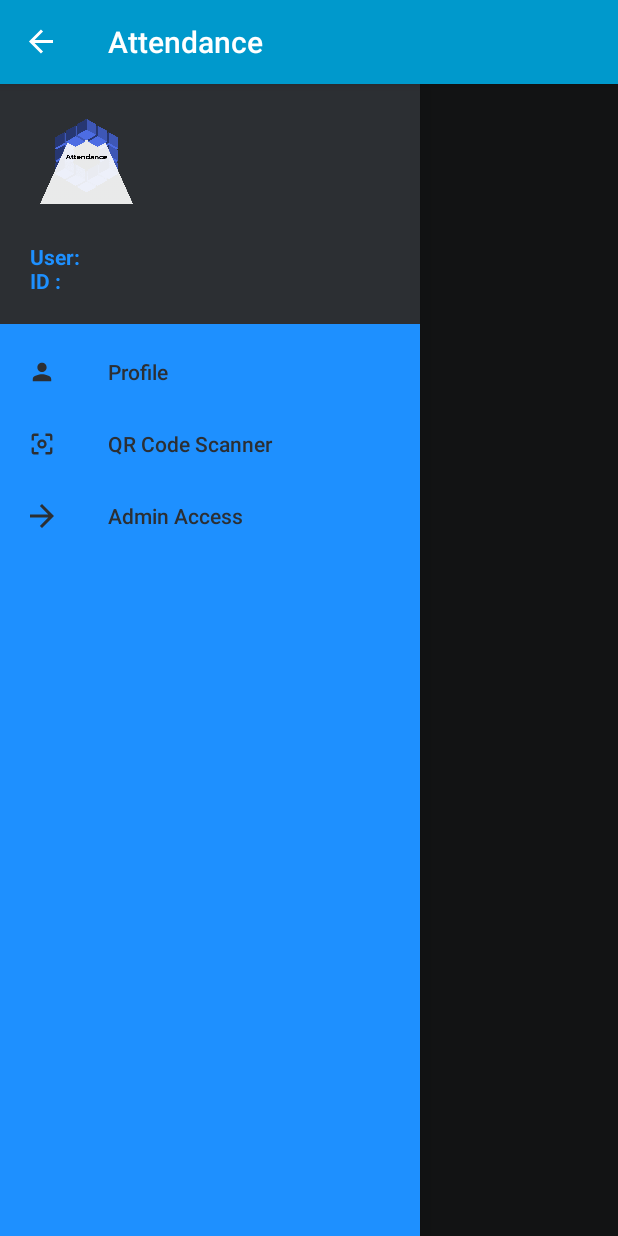
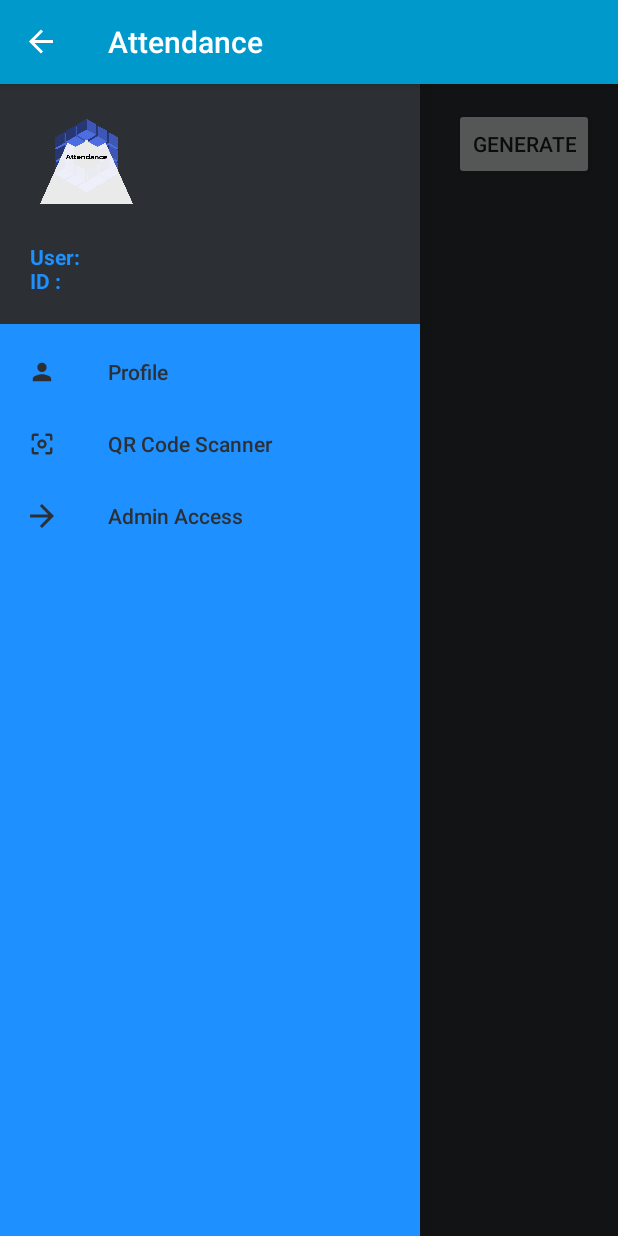
Before and after one commit to Goldenboycoder/Attendance, an Android app: the fragment GeneratorFragment placed in its activity, with the side drawer open, on a phone screen of 412 x 824 dp. Run offline under Robolectric (Android 15) with nearby library versions, the phone set to English and light mode, and no system bars; our stand-ins replace Firebase (no records; nobody signed in at launch, a user with empty details on screens opened directly); libraries missing offline, so code that uses them is left out: androidmads.library.qrgenearator.

Commit message:
- QR generator now generates QRcode based on courseID taken from database

```diff
--- a/app/src/main/java/com/example/attendance/GeneratorFragment.java
+++ b/app/src/main/java/com/example/attendance/GeneratorFragment.java
@@ -4,7 +4,8 @@ import android.content.Context;
 import android.graphics.Bitmap;
 import android.graphics.Point;
 import android.os.Bundle;
-import android.support.annotation.Nullable;
+import android.os.Handler;
+import android.support.annotation.NonNull;
 import android.support.v4.app.Fragment;
 import android.util.Log;
 import android.view.Display;
@@ -12,35 +13,51 @@ import android.view.LayoutInflater;
 import android.view.View;
 import android.view.ViewGroup;
 import android.view.WindowManager;
+import android.widget.ArrayAdapter;
 import android.widget.Button;
 import android.widget.ImageView;
+import android.widget.Spinner;
 
+import com.google.firebase.database.DataSnapshot;
+import com.google.firebase.database.DatabaseError;
+import com.google.firebase.database.DatabaseReference;
+import com.google.firebase.database.FirebaseDatabase;
+import com.google.firebase.database.ValueEventListener;
 import com.google.zxing.WriterException;
+
+import java.util.ArrayList;
 
 import androidmads.library.qrgenearator.QRGContents;
 import androidmads.library.qrgenearator.QRGEncoder;
 
 
 public class GeneratorFragment extends Fragment {
-    String TAG = "GenerateQRCode";
     ImageView qrImage;
     Button start;
-    String inputValue;
+    String inputValue; //Text to transform to QR code
     Bitmap bitmap;
     QRGEncoder qrgEncoder;
+    Spinner spinner;
+    ArrayAdapter<String> adapter;
+    ArrayList<String> CourseIDs = new ArrayList<>();
+    ArrayList<Course> courses = new ArrayList<>();
+    private DatabaseReference mDatabase;
+    Handler h = new Handler();
+    int delay = 1000; //1 second = 1000 millisecond
+    Runnable runnable;
 
     @Override
     public View onCreateView(LayoutInflater inflater, ViewGroup container, Bundle savedInstanceState) {
         View v = inflater.inflate(R.layout.fragment_generator, container, false);
-
+        loadCourses();
+        spinner = v.findViewById(R.id.spinner);
+        //Generate QR code
         qrImage = v.findViewById(R.id.QR_Image);
         start = v.findViewById(R.id.start);
-
         start.setOnClickListener(new View.OnClickListener() {
             @Override
             public void onClick(View view) {
-                inputValue = "example"; //Text to transform to QR code
-
+                inputValue = spinner.getSelectedItem().toString();
                 //code relating to the generation process
                 WindowManager manager = (WindowManager) getActivity().getSystemService(Context.WINDOW_SERVICE);
                 Display display = manager.getDefaultDisplay();
@@ -58,10 +75,58 @@ public class GeneratorFragment extends Fragment {
                     bitmap = qrgEncoder.encodeAsBitmap();
                     qrImage.setImageBitmap(bitmap);
                 } catch (WriterException e) {
-                    Log.v(TAG, e.toString());
+                    Log.v("GenerateQRCode", e.toString());
                 }
             }
         });
         return v;
     }
+
+    //Loads courses into the app
+    private void loadCourses() {
+        //Reading courses
+        mDatabase = FirebaseDatabase.getInstance().getReference().child("courses");
+        mDatabase.addListenerForSingleValueEvent(new ValueEventListener() {
+            @Override
+            public void onDataChange(@NonNull DataSnapshot dataSnapshot) {
+                //loop to go through all the child nodes of courses(which are the randomly generated keys)
+                for (DataSnapshot uniqueKeySnapshot : dataSnapshot.getChildren()) {
+                    //Store courses into arraylist
+                    courses.add(uniqueKeySnapshot.getValue(Course.class));
+                }
+            }
+            @Override
+            public void onCancelled(@NonNull DatabaseError databaseError) {
+            }
+        });
+    }
+
+    @Override
+    public void onResume() {
+        //start handler as fragment becomes visible
+        h.postDelayed(runnable = new Runnable() {
+            public void run() {
+                //Check if data arrived from database and laod into spinner
+                if (CourseIDs.size() == 0) {
+                    for (int i = 0; i < courses.size(); i++) {
+                        CourseIDs.add(courses.get(i).getId());
+                    }
+                    adapter = new ArrayAdapter<>(getActivity(), android.R.layout.simple_spinner_item, CourseIDs);
+                    adapter.setDropDownViewResource(android.R.layout.simple_spinner_dropdown_item);
+                    spinner.setAdapter(adapter);
+                    Log.d("task", "hi" + CourseIDs.size());
+                    h.postDelayed(runnable, delay);
+                } else {
+                    h.removeCallbacks(runnable);
+                }
+            }
+        }, delay);
+        super.onResume();
+    }
+
+    @Override
+    public void onPause() {
+        h.removeCallbacks(runnable); //stop handler when fragment not visible
+        super.onPause();
+    }
 }
--- a/app/src/main/java/com/example/attendance/LoginFragment.java
+++ b/app/src/main/java/com/example/attendance/LoginFragment.java
@@ -11,6 +11,7 @@ import android.view.ViewGroup;
 import android.widget.Button;
 import android.widget.EditText;
 import android.widget.Toast;
+
 
 
 public class LoginFragment extends Fragment {
--- a/app/src/main/res/layout/fragment_generator.xml
+++ b/app/src/main/res/layout/fragment_generator.xml
@@ -11,22 +11,35 @@
         android:id="@+id/start"
         android:layout_width="wrap_content"
         android:layout_height="wrap_content"
-        android:layout_marginBottom="186dp"
+        android:layout_marginTop="16dp"
+        android:layout_marginEnd="16dp"
+        android:layout_marginBottom="103dp"
         android:text="generate"
-        app:layout_constraintBottom_toBottomOf="parent"
+        app:layout_constraintBottom_toTopOf="@+id/QR_Image"
         app:layout_constraintEnd_toEndOf="parent"
-        app:layout_constraintHorizontal_bias="0.498"
-        app:layout_constraintStart_toStartOf="parent"
-        app:layout_constraintTop_toBottomOf="@+id/QR_Image" />
+        app:layout_constraintStart_toEndOf="@+id/spinner"
+        app:layout_constraintTop_toTopOf="parent" />
 
     <ImageView
         android:id="@+id/QR_Image"
         android:layout_width="0dp"
         android:layout_height="0dp"
-        android:layout_marginTop="48dp"
-        android:layout_marginBottom="162dp"
-        app:layout_constraintBottom_toTopOf="@+id/start"
+        android:layout_marginBottom="277dp"
+        app:layout_constraintBottom_toBottomOf="parent"
         app:layout_constraintEnd_toEndOf="parent"
         app:layout_constraintStart_toStartOf="parent"
-        app:layout_constraintTop_toTopOf="parent" />
+        app:layout_constraintTop_toBottomOf="@+id/start" />
+
+    <Spinner
+        android:id="@+id/spinner"
+        android:layout_width="0dp"
+        android:layout_height="25dp"
+        android:layout_marginStart="28dp"
+        android:layout_marginEnd="52dp"
+        android:spinnerMode="dropdown"
+        app:layout_constraintBottom_toBottomOf="@+id/start"
+        app:layout_constraintEnd_toStartOf="@+id/start"
+        app:layout_constraintStart_toStartOf="parent"
+        app:layout_constraintTop_toTopOf="@+id/start" />
+
 </android.support.constraint.ConstraintLayout>
```
